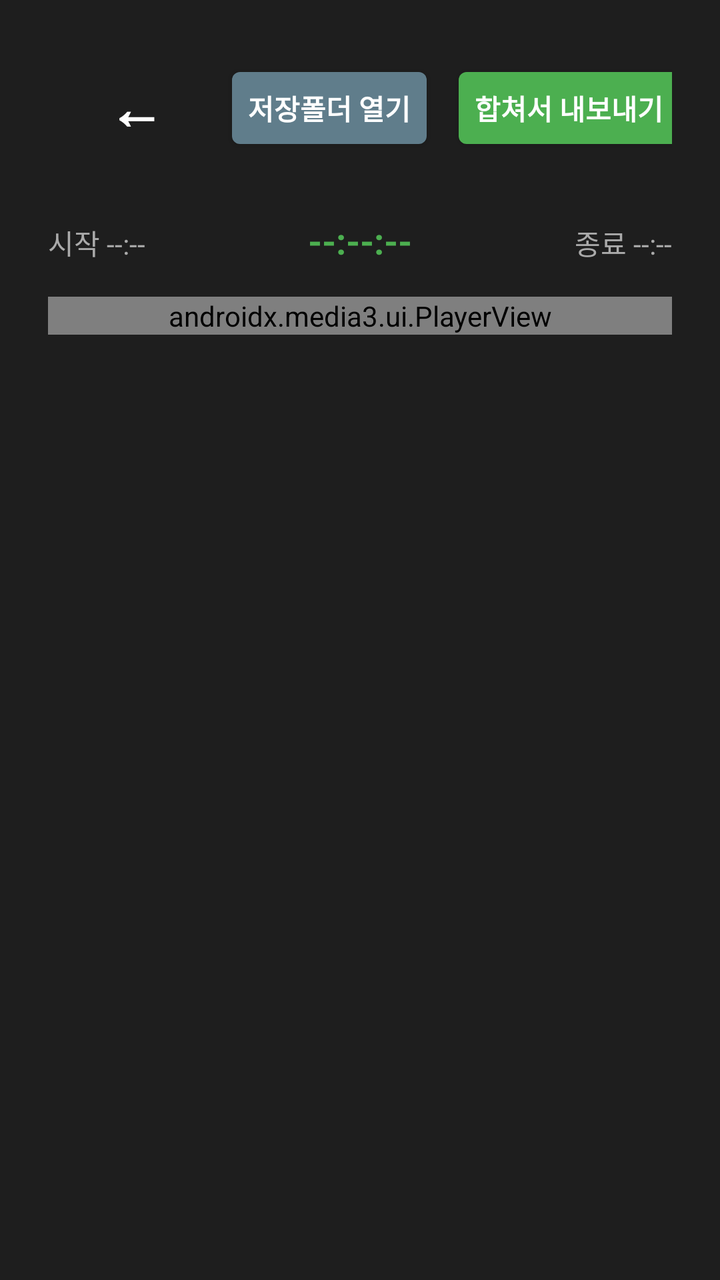
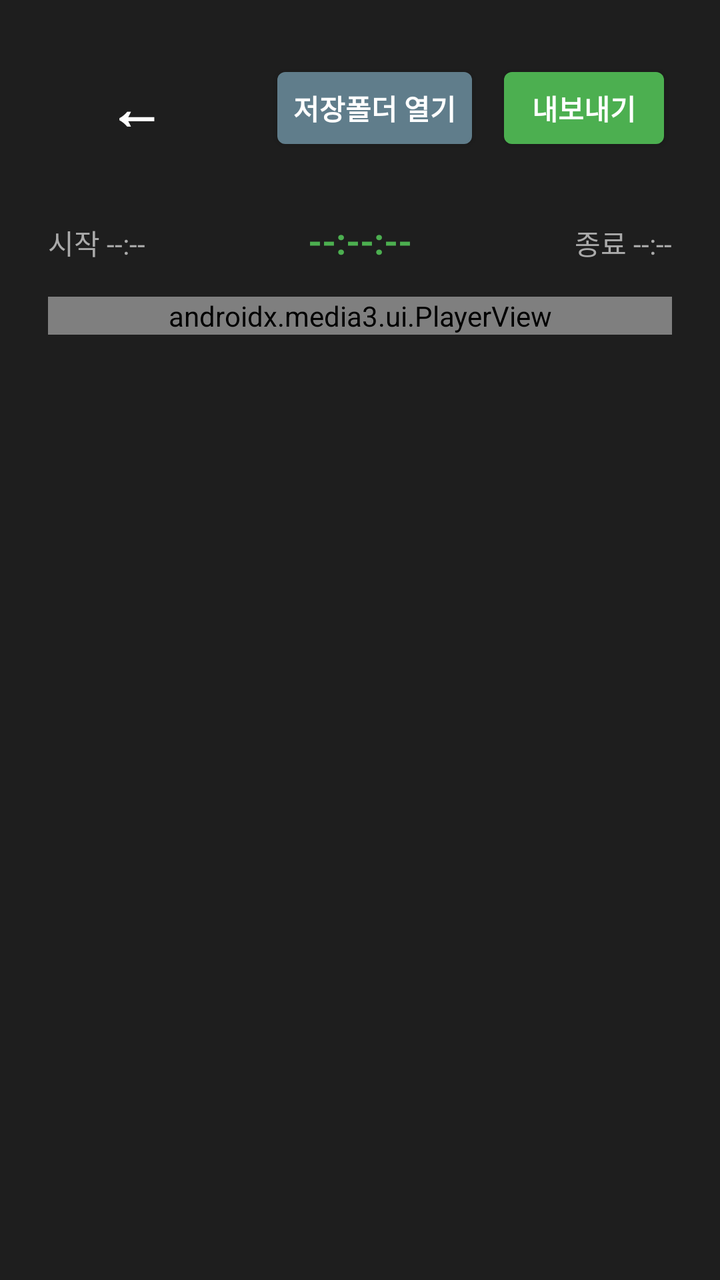

The first picture is an Android layout as it rendered before a commit; the second is the same layout after the commit. The layout source and the unified diff follow.
<!-- AndroidManifest.xml: application theme android:Theme.DeviceDefault.Light.NoActionBar -->
<!-- res/layout/activity_playback.xml -->
<?xml version="1.0" encoding="utf-8"?>

<LinearLayout xmlns:android="http://schemas.android.com/apk/res/android"
    xmlns:app="http://schemas.android.com/apk/res-auto"
    android:layout_width="match_parent"
    android:layout_height="match_parent"
    android:background="#1E1E1E"
    android:orientation="vertical"
    android:padding="24dp">

    
    <LinearLayout
        android:layout_width="match_parent"
        android:layout_height="wrap_content"
        android:gravity="center_vertical"
        android:orientation="horizontal"
        android:layout_marginBottom="24dp">

        <Button
            android:id="@+id/btnBack"
            android:layout_width="wrap_content"
            android:layout_height="60dp"
            android:background="@android:color/transparent"
            android:text="←"
            android:textColor="#FFFFFF"
            android:textSize="28sp"
            android:textStyle="bold" />

        <Space
            android:layout_width="0dp"
            android:layout_height="wrap_content"
            android:layout_weight="1" />

        <Button
            android:id="@+id/btnOpenFolder"
            android:layout_width="wrap_content"
            android:layout_height="wrap_content"
            android:layout_marginEnd="8dp"
            android:backgroundTint="#607D8B"
            android:text="저장폴더 열기"
            android:textColor="#FFFFFF"
            android:textStyle="bold" />

        <Button
            android:id="@+id/btnExport"
            android:layout_width="wrap_content"
            android:layout_height="wrap_content"
            android:backgroundTint="#4CAF50"
            android:text="합쳐서 내보내기"
            android:textColor="#FFFFFF"
            android:textStyle="bold" />
    </LinearLayout>

    <LinearLayout
        android:layout_width="match_parent"
        android:layout_height="wrap_content"
        android:layout_marginBottom="16dp"
        android:orientation="horizontal">

        <TextView
            android:id="@+id/tvStartTime"
            android:layout_width="0dp"
            android:layout_height="wrap_content"
            android:layout_weight="1"
            android:gravity="start"
            android:text="시작 --:--"
            android:textColor="#AAAAAA"
            android:textSize="14sp" />

        <TextView
            android:id="@+id/tvCurrentRealTime"
            android:layout_width="0dp"
            android:layout_height="wrap_content"
            android:layout_weight="1"
            android:gravity="center"
            android:text="--:--:--"
            android:textColor="#4CAF50"
            android:textSize="18sp"
            android:textStyle="bold" />

        <TextView
            android:id="@+id/tvEndTime"
            android:layout_width="0dp"
            android:layout_height="wrap_content"
            android:layout_weight="1"
            android:gravity="end"
            android:text="종료 --:--"
            android:textColor="#AAAAAA"
            android:textSize="14sp" />
    </LinearLayout>

    <androidx.media3.ui.PlayerView
        android:id="@+id/playerView"
        android:layout_width="match_parent"
        android:layout_height="wrap_content"
        app:show_buffering="never"
        app:surface_type="none"
        app:use_artwork="false" />

</LinearLayout>
<!-- resources referenced by this layout -->
<resources>

</resources>

<!-- the commit's change to res/layout/activity_playback.xml (unified diff, before → after) -->
@@ -8,7 +8,6 @@
     android:orientation="vertical"
     android:padding="24dp">
 
-    
     <LinearLayout
         android:layout_width="match_parent"
         android:layout_height="wrap_content"
@@ -41,12 +40,13 @@
             android:textColor="#FFFFFF"
             android:textStyle="bold" />
 
+        
         <Button
             android:id="@+id/btnExport"
             android:layout_width="wrap_content"
             android:layout_height="wrap_content"
             android:backgroundTint="#4CAF50"
-            android:text="합쳐서 내보내기"
+            android:text="내보내기"
             android:textColor="#FFFFFF"
             android:textStyle="bold" />
     </LinearLayout>
